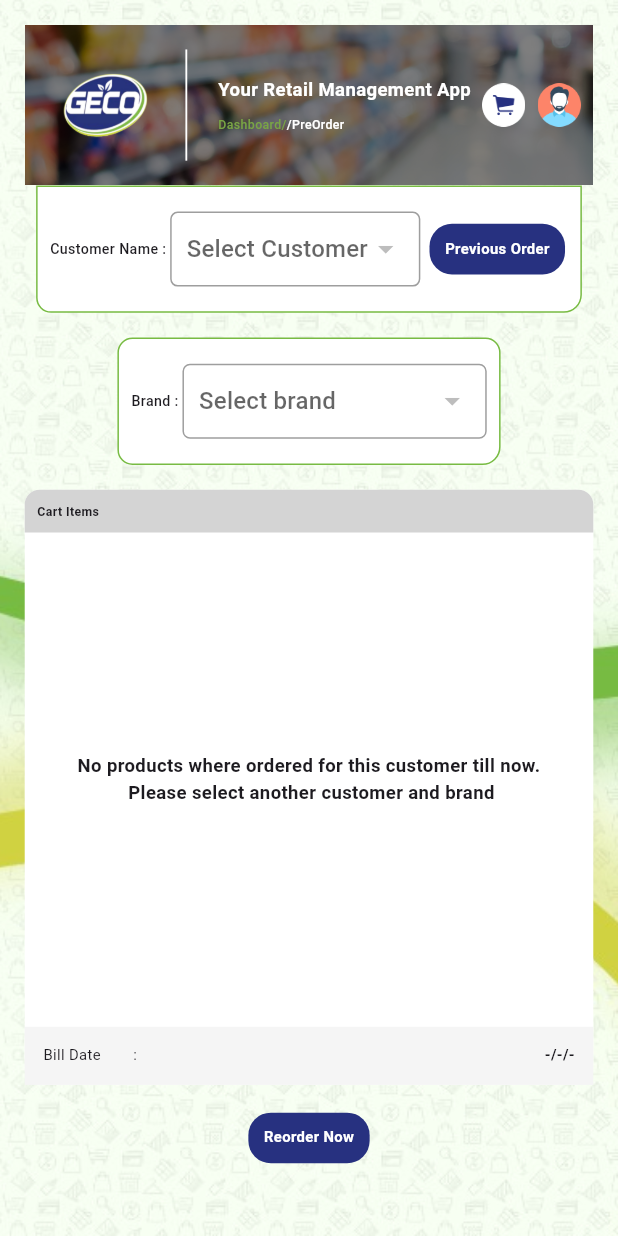
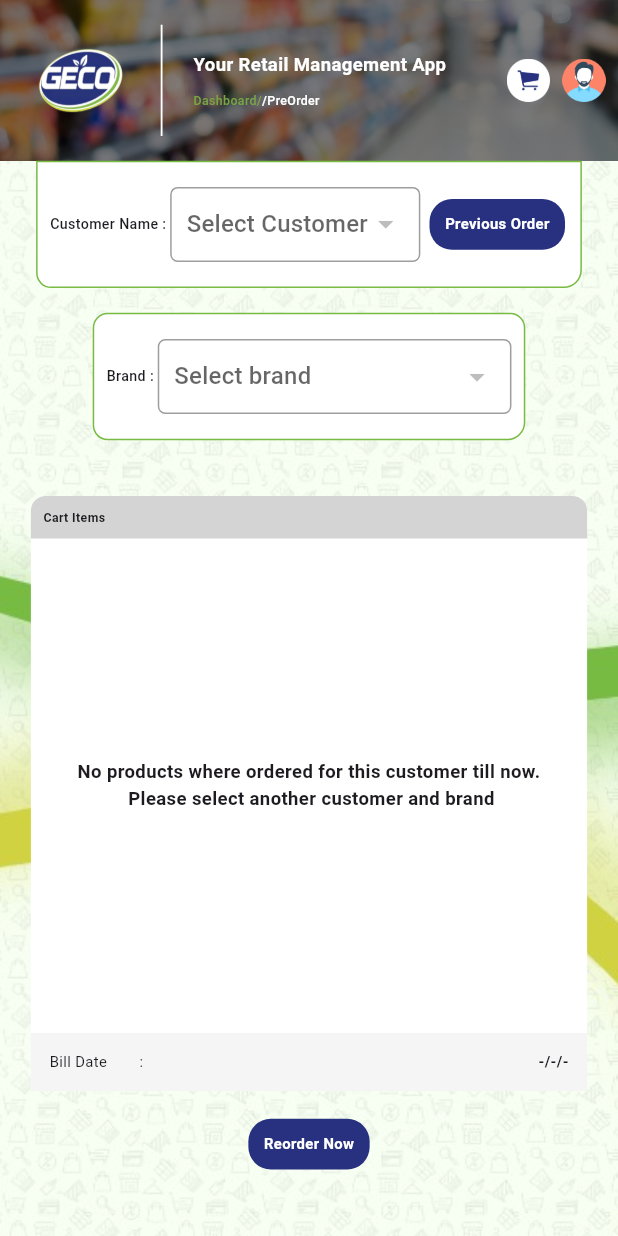
Before and after one commit to SagarDev123/geco, a Flutter app: the PreOrder screen opened by its route, on a phone screen of 412 x 824 dp. Run offline on Flutter 3.47's test engine with Material 3 defaults, Android fonts, the phone set to English and light mode, and no system bars; our stand-ins replace bloc, flutter_bloc, flutter_spinkit, fluttertoast, shared_preferences; missing offline and left inert: status_alert; accounts and stored records are empty.

Commit message:
ui fixes

```diff
--- a/lib/presentation/preorder/preorder.dart
+++ b/lib/presentation/preorder/preorder.dart
@@ -503,7 +503,6 @@ class _PreOrderState extends State<PreOrder> {
 
   preOrderBody() {
     return Container(
-      padding: EdgeInsets.all(SizeUtils.getScreenWidth(context, 4)),
       decoration: const BoxDecoration(
         image: DecorationImage(
           image: AssetImage('assets/images/app_background.jpeg'),
@@ -642,6 +641,8 @@ class _PreOrderState extends State<PreOrder> {
 
   Widget bodyScrollWidget(BuildContext context) {
     return SingleChildScrollView(
+      child: Padding(
+        padding: EdgeInsets.all(SizeUtils.getScreenWidth(context, 5)),
         child: Column(
           children: [
             preOrderItemListWidget(context),
@@ -651,6 +652,7 @@ class _PreOrderState extends State<PreOrder> {
             reOredrButton(context)
           ],
         ),
+      ),
     );
   }
 }
```
Lines whose indentation alone changed are shown as unchanged.
